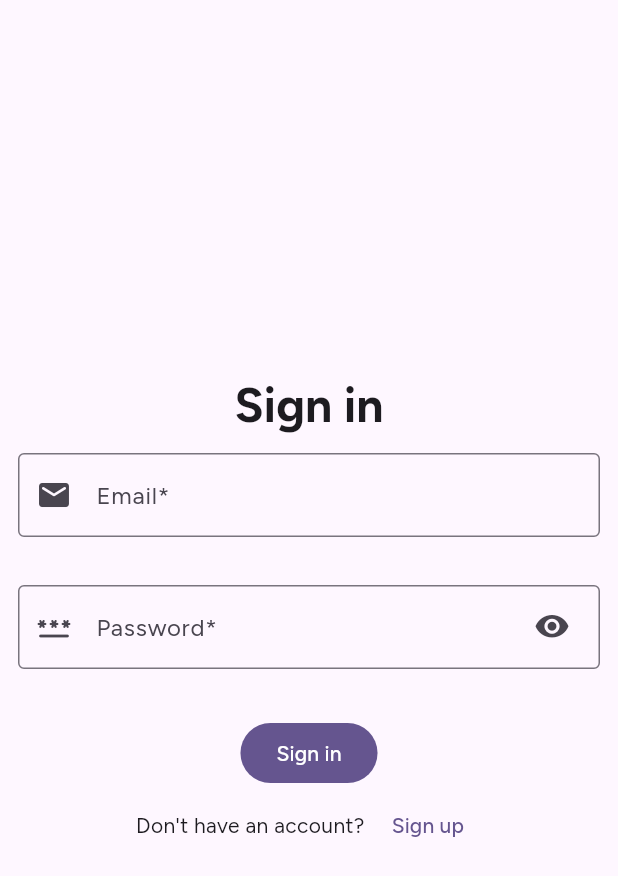
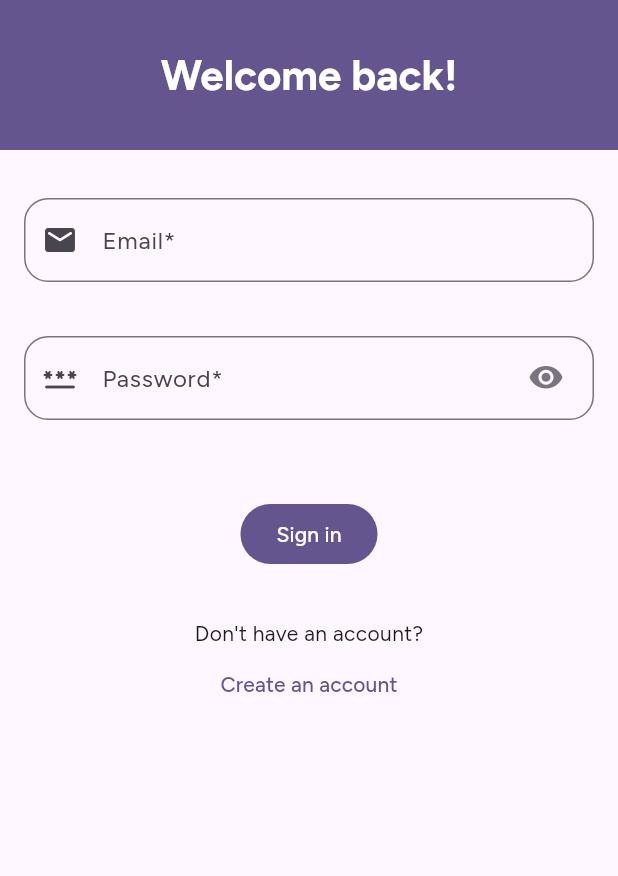
Before and after one commit to Bonkowz/project-GaLaksi, a Flutter app: the screen it shows after launch, on a phone screen of 412 x 824 dp. Shown: the top 876 px of the screen. Run offline on Flutter 3.47's test engine with Material 3 defaults, Android fonts, the phone set to English and light mode, and no system bars; our stand-ins replace firebase_auth, firebase_core, flutter_riverpod, form_builder_validators, google_fonts, riverpod_annotation; accounts and stored records are empty; generated files the repository leaves out were written again.

Commit message:
feat: improve sign in page design
This also temporarily modifies the auth screen and sign up page.

```diff
--- a/lib/screens/auth/auth_screen.dart
+++ b/lib/screens/auth/auth_screen.dart
@@ -10,13 +10,12 @@ class AuthScreen extends ConsumerWidget {
   @override
   Widget build(BuildContext context, WidgetRef ref) {
     final authState = ref.watch(authNotifierProvider);
-    return Scaffold(
-      body: Center(
-        child: AnimatedSwitcher(
-          duration: Durations.medium1,
-          child: authState.isSignIn ? const SignInPage() : const SignUpPage(),
-        ),
-      ),
+    return AnimatedSwitcher(
+      duration: Durations.long1,
+      child:
+          authState.isSignIn
+              ? const SignInPage(key: ValueKey("SignIn"))
+              : const SignUpPage(key: ValueKey("SignUp")),
     );
   }
 }
--- a/lib/screens/auth/sign_in_page.dart
+++ b/lib/screens/auth/sign_in_page.dart
@@ -50,23 +50,31 @@ class _SignInPageState extends ConsumerState<SignInPage> {
     final authNotifier = ref.read(authNotifierProvider.notifier);
     final authState = ref.watch(authNotifierProvider);
 
-    return Center(
+    final colorScheme = Theme.of(context).colorScheme;
+    final textTheme = Theme.of(context).textTheme;
+
+    return Scaffold(
+      appBar: AppBar(
+        backgroundColor: colorScheme.primary,
+        toolbarHeight: 100,
+        centerTitle: true,
+        title: Text(
+          "Welcome back!",
+          style: textTheme.headlineMedium!.copyWith(
+            color: colorScheme.onPrimary,
+            fontWeight: FontWeight.bold,
+          ),
+        ),
+      ),
+      body: SingleChildScrollView(
+        child: Column(
+          children: [
+            Padding(
+              padding: const EdgeInsets.fromLTRB(16, 32, 16, 0),
               child: Form(
                 key: formKey,
-        autovalidateMode: AutovalidateMode.onUnfocus,
                 child: Column(
-          mainAxisAlignment: MainAxisAlignment.center,
-          children: [
-            Text(
-              "Sign in",
-              style: Theme.of(
-                context,
-              ).textTheme.headlineLarge!.copyWith(fontWeight: FontWeight.bold),
-            ),
-            Padding(
-              padding: const EdgeInsets.all(12.0),
-              child: Column(
-                spacing: 12,
+                  spacing: 16,
                   children: [
                     TextFormField(
                       controller: emailTextController,
@@ -78,6 +86,8 @@ class _SignInPageState extends ConsumerState<SignInPage> {
                         context: context,
                         prefixIcon: const Icon(Icons.email_rounded),
                         labelText: "Email*",
+                        borderColor: colorScheme.primary,
+                        borderRadius: 16,
                       ),
                       validator: FormBuilderValidators.compose([
                         FormBuilderValidators.required(
@@ -100,18 +110,11 @@ class _SignInPageState extends ConsumerState<SignInPage> {
                         prefixIcon: const Icon(Icons.password_rounded),
                         suffixIcon: Padding(
                           padding: const EdgeInsets.only(right: 8.0),
-                        child: IconButton(
-                          onPressed:
-                              () => setState(() {
-                                passwordIsVisible = !passwordIsVisible;
-                              }),
-                          icon:
-                              passwordIsVisible
-                                  ? const Icon(Icons.visibility_off_rounded)
-                                  : const Icon(Icons.visibility_rounded),
-                        ),
+                          child: _showPasswordButton(),
                         ),
                         labelText: "Password*",
+                        borderColor: colorScheme.primary,
+                        borderRadius: 16,
                       ),
                       validator: FormBuilderValidators.required(
                         errorText: "Please enter your password",
@@ -120,25 +123,10 @@ class _SignInPageState extends ConsumerState<SignInPage> {
                   ],
                 ),
               ),
-            FilledButton(
-              onPressed:
-                  authState.isLoading ? null : () async => await submit(),
-              child: const Text("Sign in"),
             ),
-            Row(
-              mainAxisAlignment: MainAxisAlignment.center,
-              spacing: 6,
-              children: [
-                const Text("Don't have an account?"),
-                TextButton.icon(
-                  onPressed: () {
-                    authNotifier.switchPages();
-                  },
-                  label: const Text("Sign up"),
-                ),
-              ],
-            ),
-            AnimatedSwitcher(
+            Padding(
+              padding: const EdgeInsets.all(16.0),
+              child: AnimatedSwitcher(
                 duration: Durations.medium1,
                 child:
                     message == null
@@ -148,9 +136,42 @@ class _SignInPageState extends ConsumerState<SignInPage> {
                           style: Theme.of(context).textTheme.labelLarge,
                         ),
               ),
+            ),
+            FilledButton(
+              onPressed:
+                  authState.isLoading ? null : () async => await submit(),
+              child: const Text("Sign in"),
+            ),
+            const SizedBox(height: 32),
+            Column(
+              mainAxisAlignment: MainAxisAlignment.center,
+              children: [
+                const Text("Don't have an account?"),
+                TextButton.icon(
+                  onPressed: () {
+                    authNotifier.switchPages();
+                  },
+                  label: const Text("Create an account"),
+                ),
+              ],
+            ),
           ],
         ),
       ),
     );
   }
+
+  IconButton _showPasswordButton() {
+    final colorScheme = Theme.of(context).colorScheme;
+    return IconButton(
+      onPressed:
+          () => setState(() {
+            passwordIsVisible = !passwordIsVisible;
+          }),
+      icon:
+          passwordIsVisible
+              ? Icon(Icons.visibility_off_rounded, color: colorScheme.outline)
+              : Icon(Icons.visibility_rounded, color: colorScheme.outline),
+    );
   }
+}
--- a/lib/screens/auth/sign_up_page.dart
+++ b/lib/screens/auth/sign_up_page.dart
@@ -43,7 +43,9 @@ class _SignUpPageState extends ConsumerState<SignUpPage> {
     final authNotifier = ref.read(authNotifierProvider.notifier);
     final authState = ref.watch(authNotifierProvider);
 
-    return Center(
+    return Scaffold(
+      appBar: AppBar(),
+      body: Center(
         child: Form(
           key: formKey,
           autovalidateMode: AutovalidateMode.onUnfocus,
@@ -52,9 +54,9 @@ class _SignUpPageState extends ConsumerState<SignUpPage> {
             children: [
               Text(
                 "Sign up",
-              style: Theme.of(
-                context,
-              ).textTheme.headlineLarge!.copyWith(fontWeight: FontWeight.bold),
+                style: Theme.of(context).textTheme.headlineLarge!.copyWith(
+                  fontWeight: FontWeight.bold,
+                ),
               ),
               Padding(
                 padding: const EdgeInsets.all(12.0),
@@ -153,6 +155,7 @@ class _SignUpPageState extends ConsumerState<SignUpPage> {
             ],
           ),
         ),
+      ),
     );
   }
 }
--- a/lib/utils/input_decorations.dart
+++ b/lib/utils/input_decorations.dart
@@ -9,14 +9,17 @@ abstract class InputDecorations {
     String? helperText,
     Widget? prefixIcon,
     Widget? suffixIcon,
+    Color? borderColor,
+    double? borderRadius,
     EdgeInsetsGeometry? contentPadding,
   }) {
-    final theme = Theme.of(context);
-    final colorScheme = theme.colorScheme;
-
     return InputDecoration(
       border: OutlineInputBorder(
-        borderSide: BorderSide(color: colorScheme.outline),
+        borderSide: BorderSide(color: borderColor ?? const Color(0xFF000000)),
+        borderRadius:
+            borderRadius == null
+                ? const BorderRadius.all(Radius.circular(4.0))
+                : BorderRadius.all(Radius.circular(borderRadius)),
       ),
       labelText: labelText,
       hintText: hintText,
@@ -24,9 +27,7 @@ abstract class InputDecorations {
       suffixIcon: suffixIcon,
       errorText: errorText,
       helperText: helperText ?? "",
-      contentPadding:
-          contentPadding ??
-          const EdgeInsets.symmetric(horizontal: 12.0, vertical: 16.0),
+      contentPadding: contentPadding,
     );
   }
 }
```
Also changed, not shown: 3 other files. Lines whose indentation alone changed are shown as unchanged.
